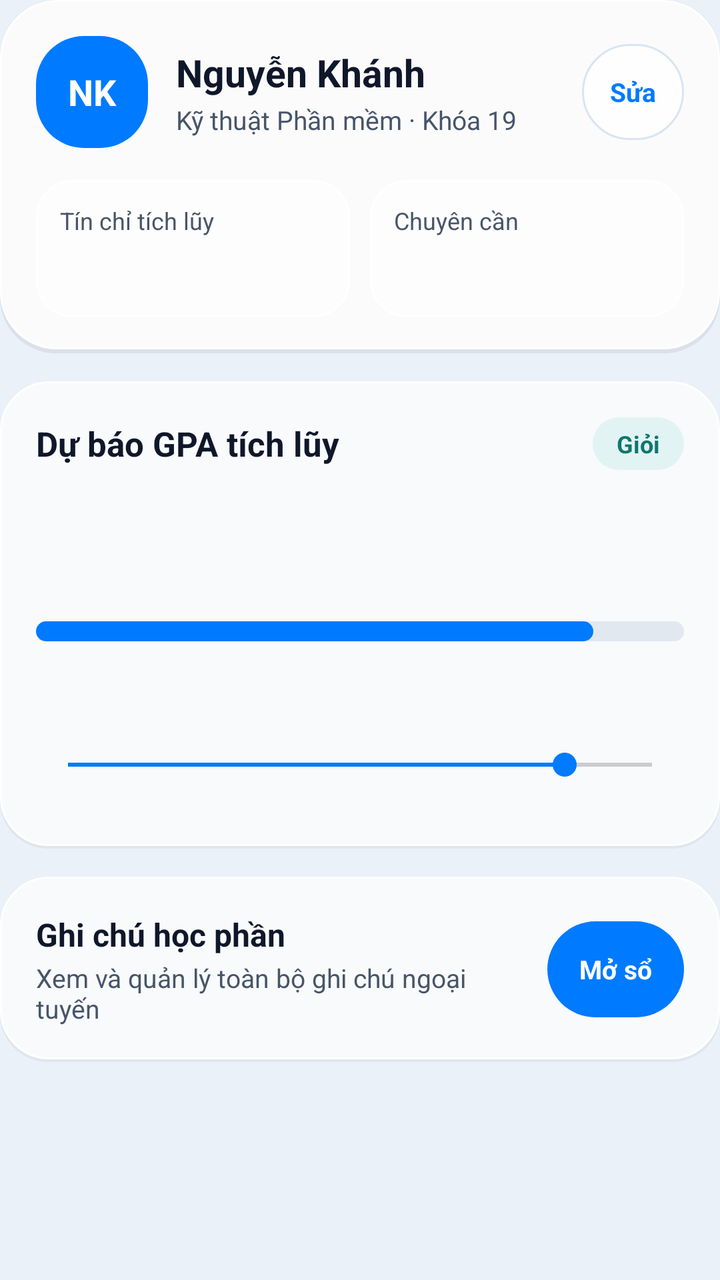
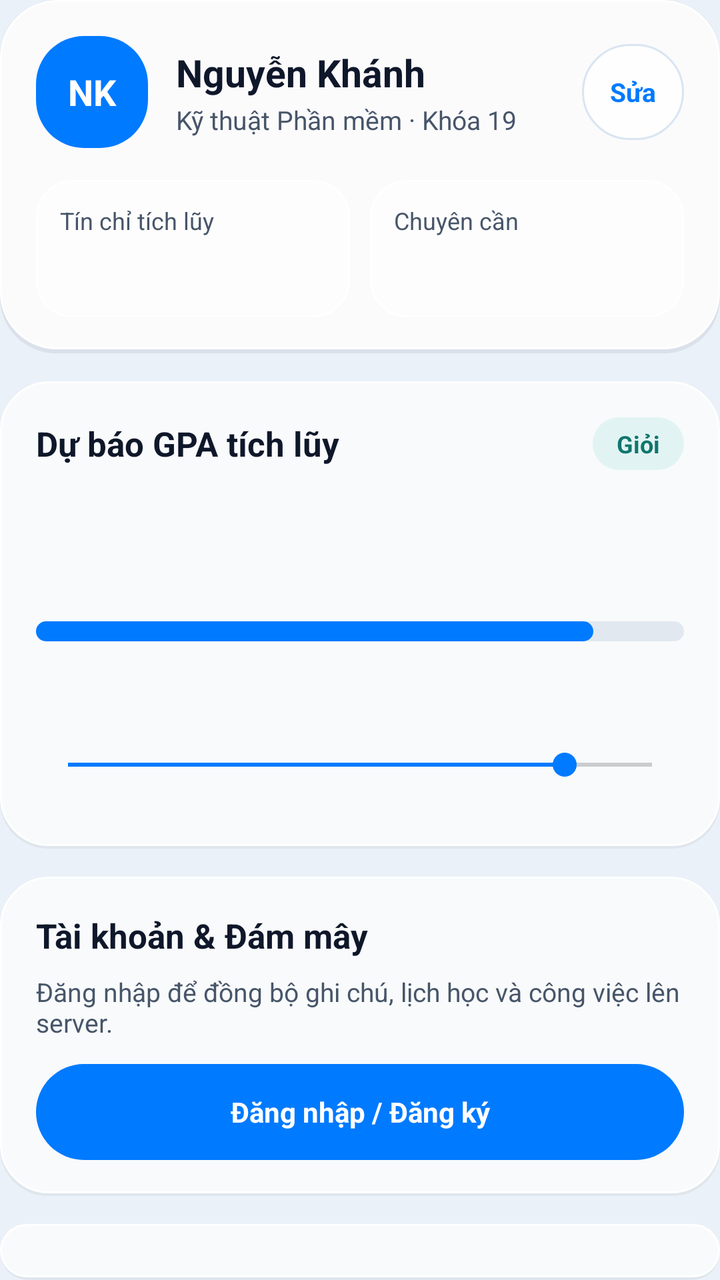

Screens rendered from an Android XML layout before and after an edit, with the pre-edit source and the edit as a unified diff.
<!-- AndroidManifest.xml: application theme Theme.PocketKit -->
<!-- res/layout/tab_profile.xml -->
<?xml version="1.0" encoding="utf-8"?>
<LinearLayout xmlns:android="http://schemas.android.com/apk/res/android"
    android:id="@+id/tabProfile"
    android:layout_width="match_parent"
    android:layout_height="wrap_content"
    android:orientation="vertical">

    <LinearLayout
        android:layout_width="match_parent"
        android:layout_height="wrap_content"
        android:layout_marginBottom="@dimen/section_gap"
        android:background="@drawable/bg_glass_hero"
        android:orientation="vertical"
        android:padding="@dimen/card_padding">

        <LinearLayout
            android:layout_width="match_parent"
            android:layout_height="wrap_content"
            android:gravity="center_vertical"
            android:orientation="horizontal">

            <TextView
                android:id="@+id/tvProfileAvatar"
                android:layout_width="@dimen/profile_avatar_size"
                android:layout_height="@dimen/profile_avatar_size"
                android:background="@drawable/bg_pill_primary"
                android:gravity="center"
                android:text="@string/profile_default_initials"
                android:textColor="@color/white"
                android:textSize="@dimen/text_size_avatar"
                android:textStyle="bold" />

            <LinearLayout
                android:layout_width="0dp"
                android:layout_height="wrap_content"
                android:layout_marginStart="@dimen/section_gap"
                android:layout_weight="1"
                android:orientation="vertical">

                <TextView
                    android:id="@+id/tvProfileName"
                    android:layout_width="wrap_content"
                    android:layout_height="wrap_content"
                    android:ellipsize="end"
                    android:maxLines="2"
                    android:text="@string/profile_default_name"
                    android:textColor="@color/ink_primary"
                    android:textSize="@dimen/text_size_profile_name"
                    android:textStyle="bold" />

                <TextView
                    android:id="@+id/tvProfileMajor"
                    android:layout_width="wrap_content"
                    android:layout_height="wrap_content"
                    android:layout_marginTop="@dimen/micro_gap"
                    android:ellipsize="end"
                    android:maxLines="2"
                    android:text="@string/profile_default_major"
                    android:textColor="@color/ink_secondary"
                    android:textSize="@dimen/text_size_body" />
            </LinearLayout>

            <TextView
                android:id="@+id/btnEditProfile"
                android:layout_width="wrap_content"
                android:layout_height="wrap_content"
                android:layout_marginStart="@dimen/chip_gap"
                android:background="@drawable/bg_pill_secondary"
                android:clickable="true"
                android:contentDescription="@string/profile_edit_desc"
                android:focusable="true"
                android:gravity="center"
                android:minHeight="@dimen/touch_target_min"
                android:paddingHorizontal="@dimen/chip_padding_h"
                android:text="@string/profile_btn_edit"
                android:textColor="@color/accent_sapphire"
                android:textSize="@dimen/text_size_body"
                android:textStyle="bold" />
        </LinearLayout>

        <LinearLayout
            android:layout_width="match_parent"
            android:layout_height="wrap_content"
            android:layout_marginTop="@dimen/header_section_gap"
            android:baselineAligned="false"
            android:orientation="horizontal">

            <LinearLayout
                android:layout_width="0dp"
                android:layout_height="wrap_content"
                android:layout_weight="1"
                android:background="@drawable/bg_glass_inner"
                android:orientation="vertical"
                android:padding="@dimen/card_gap">

                <TextView
                    android:layout_width="wrap_content"
                    android:layout_height="wrap_content"
                    android:text="@string/profile_credits_label"
                    android:textColor="@color/ink_secondary"
                    android:textSize="@dimen/text_size_caption" />

                <TextView
                    android:id="@+id/tvProfileCreditsValue"
                    android:layout_width="wrap_content"
                    android:layout_height="wrap_content"
                    android:layout_marginTop="@dimen/tight_gap"
                    android:fontFeatureSettings="tnum"
                    android:textColor="@color/ink_primary"
                    android:textSize="@dimen/text_size_metric_value"
                    android:textStyle="bold" />
            </LinearLayout>

            <LinearLayout
                android:layout_width="0dp"
                android:layout_height="wrap_content"
                android:layout_marginStart="@dimen/dialog_button_gap"
                android:layout_weight="1"
                android:background="@drawable/bg_glass_inner"
                android:orientation="vertical"
                android:padding="@dimen/card_gap">

                <TextView
                    android:layout_width="wrap_content"
                    android:layout_height="wrap_content"
                    android:text="@string/profile_attendance_label"
                    android:textColor="@color/ink_secondary"
                    android:textSize="@dimen/text_size_caption" />

                <TextView
                    android:id="@+id/tvProfileAttendanceValue"
                    android:layout_width="wrap_content"
                    android:layout_height="wrap_content"
                    android:layout_marginTop="@dimen/tight_gap"
                    android:fontFeatureSettings="tnum"
                    android:textColor="@color/accent_mint_text"
                    android:textSize="@dimen/text_size_metric_value"
                    android:textStyle="bold" />
            </LinearLayout>
        </LinearLayout>
    </LinearLayout>

    <LinearLayout
        android:layout_width="match_parent"
        android:layout_height="wrap_content"
        android:layout_marginBottom="@dimen/section_gap"
        android:background="@drawable/bg_glass_card"
        android:orientation="vertical"
        android:padding="@dimen/card_padding">

        <LinearLayout
            android:layout_width="match_parent"
            android:layout_height="wrap_content"
            android:gravity="center_vertical"
            android:orientation="horizontal">

            <TextView
                android:layout_width="0dp"
                android:layout_height="wrap_content"
                android:layout_weight="1"
                android:text="@string/profile_gpa_title"
                android:textColor="@color/ink_primary"
                android:textSize="@dimen/text_size_section_title"
                android:textStyle="bold" />

            <TextView
                android:id="@+id/tvGpaRankBadge"
                android:layout_width="wrap_content"
                android:layout_height="wrap_content"
                android:background="@drawable/bg_pill_success_soft"
                android:paddingHorizontal="@dimen/badge_padding_h"
                android:paddingVertical="@dimen/badge_padding_compact_v"
                android:text="@string/profile_gpa_rank_good"
                android:textColor="@color/accent_mint_text"
                android:textSize="@dimen/text_size_caption"
                android:textStyle="bold" />
        </LinearLayout>

        <TextView
            android:id="@+id/tvGpaProjected"
            android:layout_width="wrap_content"
            android:layout_height="wrap_content"
            android:layout_marginTop="@dimen/dialog_button_gap"
            android:fontFamily="sans-serif-black"
            android:fontFeatureSettings="tnum"
            android:textColor="@color/accent_sapphire"
            android:textSize="@dimen/text_size_gpa_hero" />

        <TextView
            android:id="@+id/tvGpaBaselineSummary"
            android:layout_width="wrap_content"
            android:layout_height="wrap_content"
            android:layout_marginTop="@dimen/micro_gap"
            android:fontFeatureSettings="tnum"
            android:textColor="@color/ink_secondary"
            android:textSize="@dimen/text_size_caption" />

        <ProgressBar
            android:id="@+id/pbGpaMeter"
            style="?android:attr/progressBarStyleHorizontal"
            android:layout_width="match_parent"
            android:layout_height="@dimen/progress_bar_height"
            android:layout_marginTop="@dimen/dialog_button_gap"
            android:max="400"
            android:progress="344"
            android:progressDrawable="@drawable/bg_progress_gpa" />

        <TextView
            android:id="@+id/tvSimulatedScore"
            android:layout_width="wrap_content"
            android:layout_height="wrap_content"
            android:layout_marginTop="@dimen/section_gap"
            android:textColor="@color/ink_secondary"
            android:textSize="@dimen/text_size_body"
            android:textStyle="bold" />

        <SeekBar
            android:id="@+id/seekSimulatedScore"
            android:layout_width="match_parent"
            android:layout_height="wrap_content"
            android:layout_marginTop="@dimen/dialog_label_gap"
            android:max="100"
            android:minHeight="@dimen/touch_target_min"
            android:progress="85"
            android:progressTint="@color/accent_sapphire"
            android:thumbTint="@color/accent_sapphire" />
    </LinearLayout>

    <LinearLayout
        android:layout_width="match_parent"
        android:layout_height="wrap_content"
        android:background="@drawable/bg_glass_card"
        android:gravity="center_vertical"
        android:orientation="horizontal"
        android:padding="@dimen/card_padding">

        <LinearLayout
            android:layout_width="0dp"
            android:layout_height="wrap_content"
            android:layout_weight="1"
            android:orientation="vertical">

            <TextView
                android:layout_width="wrap_content"
                android:layout_height="wrap_content"
                android:text="@string/profile_notes_title"
                android:textColor="@color/ink_primary"
                android:textSize="@dimen/text_size_card_title"
                android:textStyle="bold" />

            <TextView
                android:layout_width="wrap_content"
                android:layout_height="wrap_content"
                android:layout_marginTop="@dimen/micro_gap"
                android:text="@string/profile_notes_subtitle"
                android:textColor="@color/ink_secondary"
                android:textSize="@dimen/text_size_body" />
        </LinearLayout>

        <TextView
            android:id="@+id/btnProfileNotes"
            android:layout_width="wrap_content"
            android:layout_height="wrap_content"
            android:layout_marginStart="@dimen/card_gap"
            android:background="@drawable/bg_pill_primary"
            android:clickable="true"
            android:focusable="true"
            android:gravity="center"
            android:minHeight="@dimen/touch_target_min"
            android:paddingHorizontal="@dimen/btn_padding_h"
            android:text="@string/profile_notes_btn_open"
            android:textColor="@color/white"
            android:textSize="@dimen/text_size_body"
            android:textStyle="bold" />
    </LinearLayout>
</LinearLayout>
<!-- resources referenced by this layout -->
<resources>
  <color name="accent_mint_text">#FF0F766E</color>
  <color name="accent_sapphire">#FF007AFF</color>
  <color name="ink_primary">#FF0F172A</color>
  <color name="ink_secondary">#FF475569</color>
  <color name="white">#FFFFFFFF</color>
  <dimen name="badge_padding_compact_v">5dp</dimen>
  <dimen name="badge_padding_h">12dp</dimen>
  <dimen name="btn_padding_h">16dp</dimen>
  <dimen name="card_gap">12dp</dimen>
  <dimen name="card_padding">18dp</dimen>
  <dimen name="chip_gap">8dp</dimen>
  <dimen name="chip_padding_h">14dp</dimen>
  <dimen name="dialog_button_gap">10dp</dimen>
  <dimen name="dialog_label_gap">6dp</dimen>
  <dimen name="header_section_gap">16dp</dimen>
  <dimen name="micro_gap">2dp</dimen>
  <dimen name="profile_avatar_size">56dp</dimen>
  <dimen name="progress_bar_height">10dp</dimen>
  <dimen name="section_gap">14dp</dimen>
  <dimen name="text_size_avatar">18sp</dimen>
  <dimen name="text_size_body">13sp</dimen>
  <dimen name="text_size_caption">12sp</dimen>
  <dimen name="text_size_card_title">16sp</dimen>
  <dimen name="text_size_gpa_hero">28sp</dimen>
  <dimen name="text_size_metric_value">18sp</dimen>
  <dimen name="text_size_profile_name">19sp</dimen>
  <dimen name="text_size_section_title">17sp</dimen>
  <dimen name="tight_gap">4dp</dimen>
  <dimen name="touch_target_min">48dp</dimen>
  <string name="profile_attendance_label">Chuyên cần</string>
  <string name="profile_btn_edit">Sửa</string>
  <string name="profile_credits_label">Tín chỉ tích lũy</string>
  <string name="profile_default_initials">NK</string>
  <string name="profile_default_major">Kỹ thuật Phần mềm · Khóa 19</string>
  <string name="profile_default_name">Nguyễn Khánh</string>
  <string name="profile_edit_desc">Chỉnh sửa thông tin hồ sơ sinh viên</string>
  <string name="profile_gpa_rank_good">Giỏi</string>
  <string name="profile_gpa_title">Dự báo GPA tích lũy</string>
  <string name="profile_notes_btn_open">Mở sổ</string>
  <string name="profile_notes_title">Ghi chú học phần</string>
  <color name="glass_stroke_card">#0D0F172A</color>
  <color name="glass_card_fill">#CCFFFFFF</color>
  <color name="glass_rim_bright">#FFFFFFFF</color>
  <color name="glass_stroke_hero">#120F172A</color>
  <color name="glass_hero_fill">#E0FFFFFF</color>
  <color name="glass_inner_fill">#9EFFFFFF</color>
  <color name="chip_neutral_fill">#B8FFFFFF</color>
  <color name="glass_rim_soft">#FFD9E5F2</color>
  <color name="accent_mint_soft">#1A14B8A6</color>
  <color name="frost_segment">#FFE2E8F0</color>
  <dimen name="radius_pill">999dp</dimen>
  <color name="frost_canvas_top">#FFEBF1F8</color>
  <!-- unchanged entries left out for length: 10 -->
</resources>

<!-- the commit's change to res/layout/tab_profile.xml (unified diff, before → after) -->
@@ -224,6 +224,141 @@
             android:progress="85"
             android:progressTint="@color/accent_sapphire"
             android:thumbTint="@color/accent_sapphire" />
+    </LinearLayout>
+
+    <LinearLayout
+        android:id="@+id/cardCloudAccount"
+        android:layout_width="match_parent"
+        android:layout_height="wrap_content"
+        android:layout_marginBottom="@dimen/section_gap"
+        android:background="@drawable/bg_glass_card"
+        android:orientation="vertical"
+        android:padding="@dimen/card_padding">
+
+        <TextView
+            android:layout_width="wrap_content"
+            android:layout_height="wrap_content"
+            android:text="@string/cloud_card_title"
+            android:textColor="@color/ink_primary"
+            android:textSize="@dimen/text_size_section_title"
+            android:textStyle="bold" />
+
+        <LinearLayout
+            android:id="@+id/layoutCloudGuest"
+            android:layout_width="match_parent"
+            android:layout_height="wrap_content"
+            android:layout_marginTop="@dimen/chip_gap"
+            android:orientation="vertical">
+
+            <TextView
+                android:layout_width="match_parent"
+                android:layout_height="wrap_content"
+                android:text="@string/cloud_guest_subtitle"
+                android:textColor="@color/ink_secondary"
+                android:textSize="@dimen/text_size_body" />
+
+            <TextView
+                android:id="@+id/btnCloudAuth"
+                android:layout_width="match_parent"
+                android:layout_height="wrap_content"
+                android:layout_marginTop="@dimen/card_gap"
+                android:background="@drawable/bg_pill_primary"
+                android:clickable="true"
+                android:focusable="true"
+                android:gravity="center"
+                android:minHeight="@dimen/touch_target_min"
+                android:text="@string/cloud_btn_auth_open"
+                android:textColor="@color/white"
+                android:textSize="@dimen/text_size_input"
+                android:textStyle="bold" />
+        </LinearLayout>
+
+        <LinearLayout
+            android:id="@+id/layoutCloudSignedIn"
+            android:layout_width="match_parent"
+            android:layout_height="wrap_content"
+            android:layout_marginTop="@dimen/chip_gap"
+            android:orientation="vertical"
+            android:visibility="gone">
+
+            <LinearLayout
+                android:layout_width="match_parent"
+                android:layout_height="wrap_content"
+                android:background="@drawable/bg_glass_inner"
+                android:orientation="vertical"
+                android:padding="@dimen/card_padding_compact">
+
+                <TextView
+                    android:id="@+id/tvCloudEmail"
+                    android:layout_width="match_parent"
+                    android:layout_height="wrap_content"
+                    android:textColor="@color/ink_primary"
+                    android:textSize="@dimen/text_size_input"
+                    android:textStyle="bold" />
+
+                <TextView
+                    android:id="@+id/tvCloudLastBackup"
+                    android:layout_width="match_parent"
+                    android:layout_height="wrap_content"
+                    android:layout_marginTop="@dimen/micro_gap"
+                    android:textColor="@color/ink_secondary"
+                    android:textSize="@dimen/text_size_caption" />
+            </LinearLayout>
+
+            <LinearLayout
+                android:layout_width="match_parent"
+                android:layout_height="wrap_content"
+                android:layout_marginTop="@dimen/card_gap"
+                android:baselineAligned="false"
+                android:orientation="horizontal">
+
+                <TextView
+                    android:id="@+id/btnCloudBackup"
+                    android:layout_width="0dp"
+                    android:layout_height="wrap_content"
+                    android:layout_weight="1"
+                    android:background="@drawable/bg_pill_primary"
+                    android:clickable="true"
+                    android:focusable="true"
+                    android:gravity="center"
+                    android:minHeight="@dimen/touch_target_min"
+                    android:text="@string/cloud_btn_backup"
+                    android:textColor="@color/white"
+                    android:textSize="@dimen/text_size_body"
+                    android:textStyle="bold" />
+
+                <TextView
+                    android:id="@+id/btnCloudRestore"
+                    android:layout_width="0dp"
+                    android:layout_height="wrap_content"
+                    android:layout_marginStart="@dimen/chip_gap"
+                    android:layout_weight="1"
+                    android:background="@drawable/bg_pill_accent_soft"
+                    android:clickable="true"
+                    android:focusable="true"
+                    android:gravity="center"
+                    android:minHeight="@dimen/touch_target_min"
+                    android:text="@string/cloud_btn_restore"
+                    android:textColor="@color/accent_sapphire"
+                    android:textSize="@dimen/text_size_body"
+                    android:textStyle="bold" />
+            </LinearLayout>
+
+            <TextView
+                android:id="@+id/btnCloudLogout"
+                android:layout_width="match_parent"
+                android:layout_height="wrap_content"
+                android:layout_marginTop="@dimen/chip_gap"
+                android:background="@drawable/bg_pill_danger_soft"
+                android:clickable="true"
+                android:focusable="true"
+                android:gravity="center"
+                android:minHeight="@dimen/touch_target_min"
+                android:text="@string/cloud_btn_logout"
+                android:textColor="@color/accent_danger"
+                android:textSize="@dimen/text_size_body"
+                android:textStyle="bold" />
+        </LinearLayout>
     </LinearLayout>
 
     <LinearLayout
<!-- resource entries referenced after the edit -->
@@ -1,5 +1,6 @@
 <!-- resources referenced by this layout -->
 <resources>
+  <color name="accent_danger">#FFDC2626</color>
   <color name="accent_mint_text">#FF0F766E</color>
   <color name="accent_sapphire">#FF007AFF</color>
   <color name="ink_primary">#FF0F172A</color>
@@ -10,6 +11,7 @@
   <dimen name="btn_padding_h">16dp</dimen>
   <dimen name="card_gap">12dp</dimen>
   <dimen name="card_padding">18dp</dimen>
+  <dimen name="card_padding_compact">14dp</dimen>
   <dimen name="chip_gap">8dp</dimen>
   <dimen name="chip_padding_h">14dp</dimen>
   <dimen name="dialog_button_gap">10dp</dimen>
@@ -24,11 +26,35 @@
   <dimen name="text_size_caption">12sp</dimen>
   <dimen name="text_size_card_title">16sp</dimen>
   <dimen name="text_size_gpa_hero">28sp</dimen>
+  <dimen name="text_size_input">14sp</dimen>
   <dimen name="text_size_metric_value">18sp</dimen>
   <dimen name="text_size_profile_name">19sp</dimen>
   <dimen name="text_size_section_title">17sp</dimen>
   <dimen name="tight_gap">4dp</dimen>
   <dimen name="touch_target_min">48dp</dimen>
+  <!-- drawable bg_pill_accent_soft (drawable) -->
+  <?xml version="1.0" encoding="utf-8"?>
+  <shape xmlns:android="http://schemas.android.com/apk/res/android"
+      android:shape="rectangle">
+      <solid android:color="@color/accent_sapphire_soft" />
+      <corners android:radius="16dp" />
+  </shape>
+  <!-- drawable bg_pill_danger_soft (drawable) -->
+  <?xml version="1.0" encoding="utf-8"?>
+  <shape xmlns:android="http://schemas.android.com/apk/res/android"
+      android:shape="rectangle">
+      <solid android:color="@color/accent_danger_soft" />
+      <stroke
+          android:width="1dp"
+          android:color="@color/accent_danger_border" />
+      <corners android:radius="24dp" />
+  </shape>
+  <string name="cloud_btn_auth_open">Đăng nhập / Đăng ký</string>
+  <string name="cloud_btn_backup">Sao lưu</string>
+  <string name="cloud_btn_logout">Đăng xuất</string>
+  <string name="cloud_btn_restore">Khôi phục</string>
+  <string name="cloud_card_title">Tài khoản &amp; Đám mây</string>
+  <string name="cloud_guest_subtitle">Đăng nhập để đồng bộ ghi chú, lịch học và công việc lên server.</string>
   <string name="profile_attendance_label">Chuyên cần</string>
   <string name="profile_btn_edit">Sửa</string>
   <string name="profile_credits_label">Tín chỉ tích lũy</string>
@@ -46,6 +72,9 @@
   <color name="glass_stroke_hero">#120F172A</color>
   <color name="glass_hero_fill">#E0FFFFFF</color>
   <color name="glass_inner_fill">#9EFFFFFF</color>
+  <color name="accent_sapphire_soft">#1A007AFF</color>
+  <color name="accent_danger_soft">#1ADC2626</color>
+  <color name="accent_danger_border">#33DC2626</color>
   <color name="chip_neutral_fill">#B8FFFFFF</color>
   <color name="glass_rim_soft">#FFD9E5F2</color>
   <color name="accent_mint_soft">#1A14B8A6</color>
